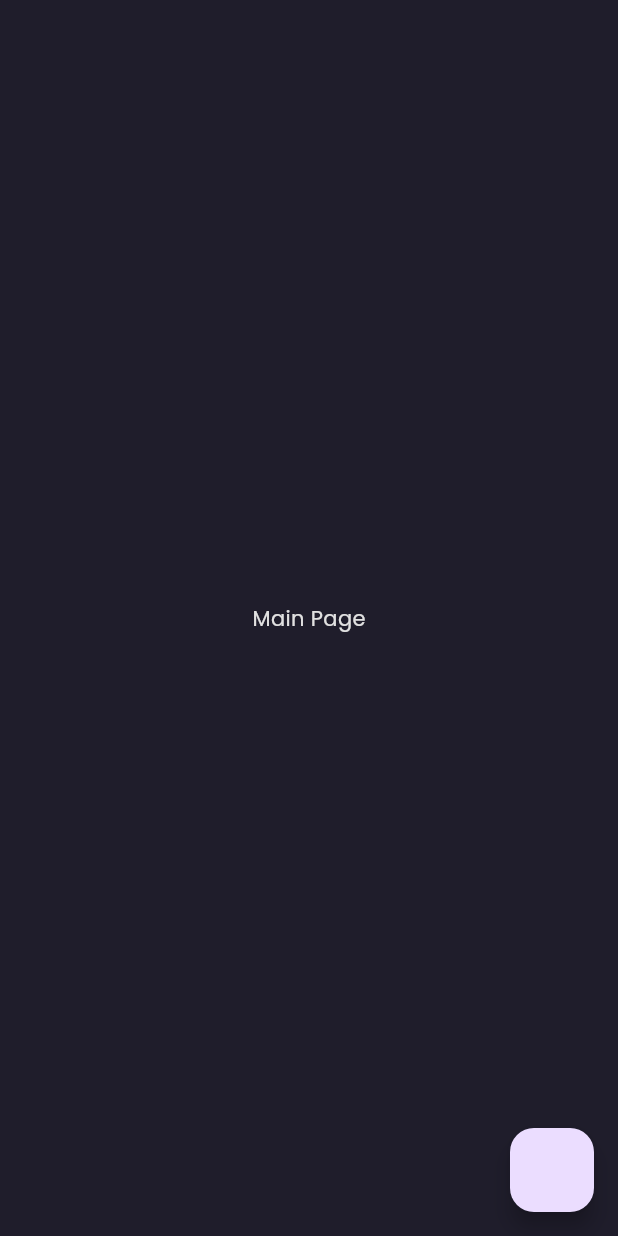
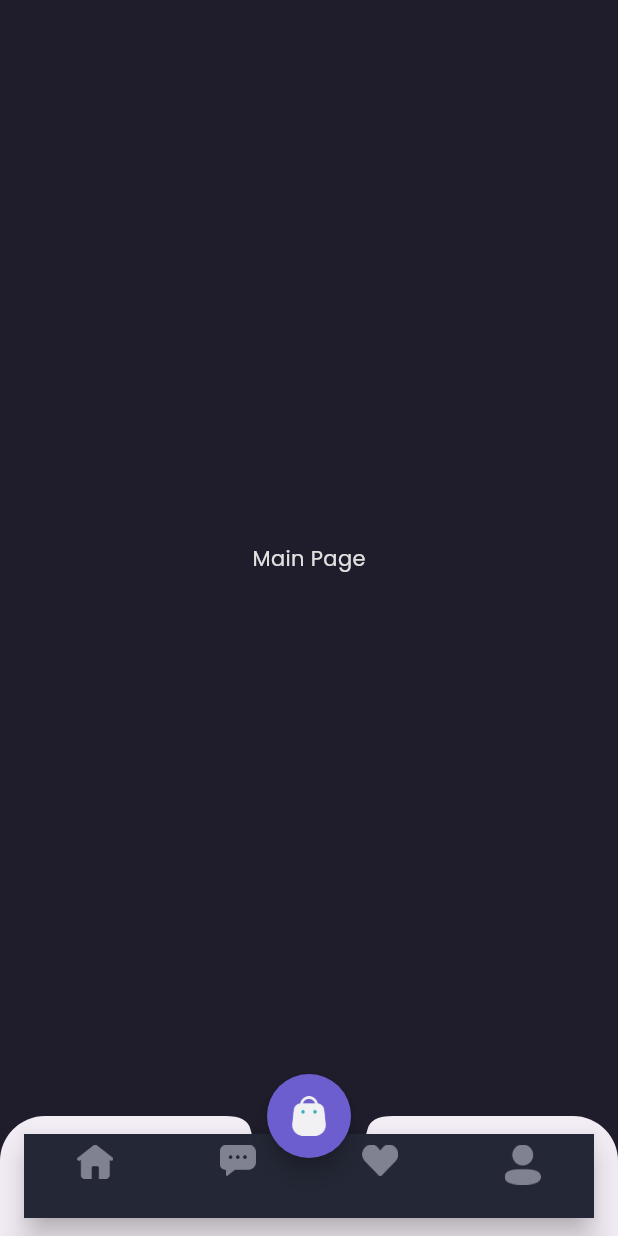
Before and after one commit to Haziqbatak/e_commerce, a Flutter app: the MainPage screen opened by its route, on a phone screen of 412 x 824 dp. Run offline on Flutter 3.47's test engine with Material 3 defaults, Android fonts, the phone set to English and light mode, and no system bars; our stand-ins replace google_fonts.

Commit message:
makin numpuk errorrr

```diff
--- a/lib/pages/ui/main_page.dart
+++ b/lib/pages/ui/main_page.dart
@@ -1,11 +1,93 @@
 part of '../pages.dart';
 
-class MainPage extends StatelessWidget {
+class MainPage extends StatefulWidget {
   const MainPage({super.key});
+
+  @override
+  State<MainPage> createState() => _MainPageState();
+}
+
+class _MainPageState extends State<MainPage> {
+  int currentIndex = 0;
+
+  Widget body() {
+    switch (currentIndex) {
+      case 0:
+        return HomePage();
+      case 1:
+        return ChatPage();
+      case 2:
+        return WishListPage();
+      case 3:
+        return ProfilePage();
+      default:
+        return HomePage();
+    }
+  }
+
+  Widget customButtonNav() {
+    return ClipRRect(
+      borderRadius: BorderRadius.vertical(
+        top: Radius.circular(30),
+      ),
+      clipBehavior: Clip.antiAlias,
+      child: BottomAppBar(
+        shape: CircularNotchedRectangle(),
+        notchMargin: 12,
+        child: BottomNavigationBar(
+          backgroundColor: backgroundColor4,
+          type: BottomNavigationBarType.fixed,
+          onTap: (value) {
+            setState(() {
+              currentIndex = value;
+            });
+          },
+          items: [
+            BottomNavigationBarItem(
+              icon: Image.asset(
+                'assets/icon_home.png',
+                width: 24,
+              ),
+              label: '',
+            ),
+            BottomNavigationBarItem(
+              icon: Image.asset(
+                'assets/icon_chat.png',
+                width: 24,
+              ),
+              label: '',
+            ),
+            BottomNavigationBarItem(
+              icon: Image.asset(
+                'assets/icon_wishlist.png',
+                width: 24,
+              ),
+              label: '',
+            ),
+            BottomNavigationBarItem(
+              icon: Image.asset(
+                'assets/icon_profile.png',
+                width: 24,
+              ),
+              label: '',
+            ),
+          ],
+        ),
+      ),
+    );
+  }
 
   Widget floatButton() {
     return FloatingActionButton(
+      shape: RoundedRectangleBorder(
+        borderRadius: BorderRadius.circular(50),
+      ),
+      backgroundColor: primaryColor,
       onPressed: () {},
+      child: Image.asset(
+        'assets/icon_cart.png',
+        width: 24,
+      ),
     );
   }
 
@@ -14,6 +96,8 @@ class MainPage extends StatelessWidget {
     return Scaffold(
       backgroundColor: backgroundColor1,
       floatingActionButton: floatButton(),
+      floatingActionButtonLocation: FloatingActionButtonLocation.centerDocked,
+      bottomNavigationBar: customButtonNav(),
       body: Center(
         child: Text(
           'Main Page',
```
